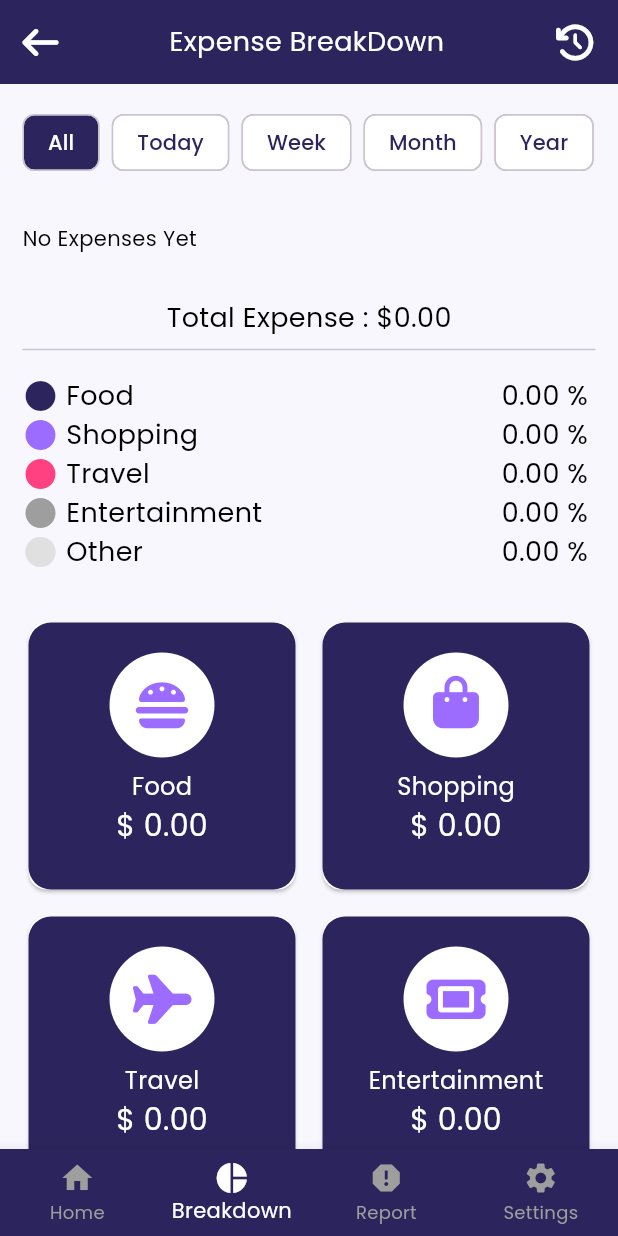
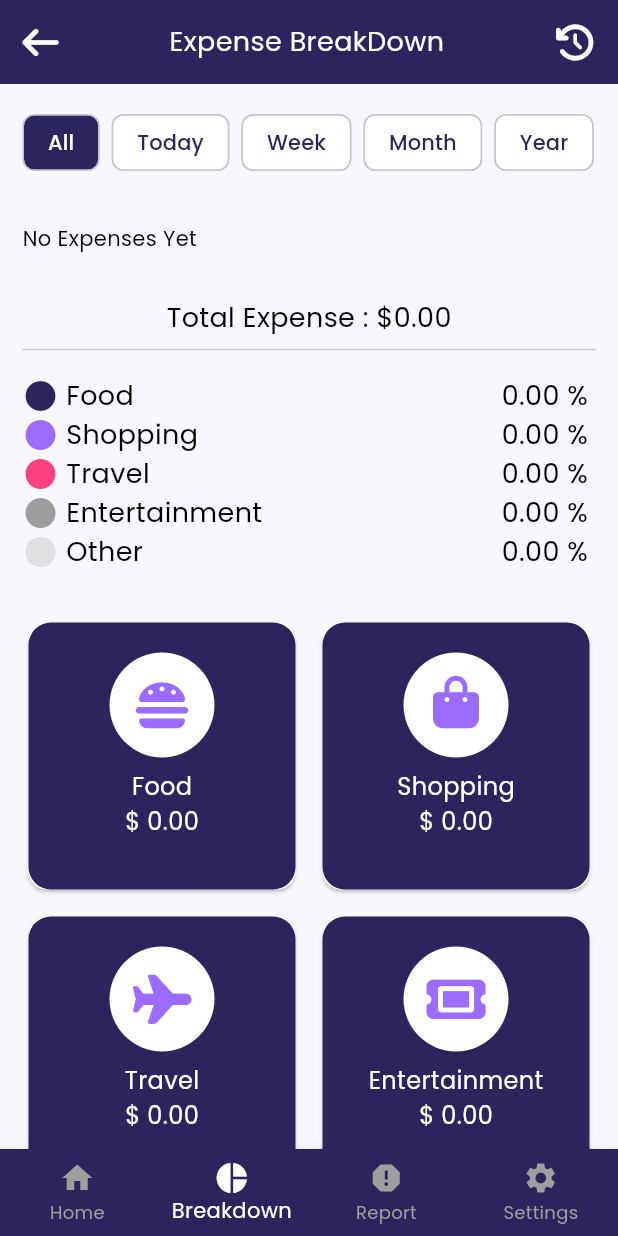
Before and after one commit to Saad-Qadeer007/expense_tracker_latest_version, a Flutter app: the screen it shows after launch, item 2 of the bottom bar chosen, on a phone screen of 412 x 824 dp. Run offline on Flutter 3.47's test engine with Material 3 defaults, Android fonts, the phone set to English and light mode, and no system bars; our stand-ins replace fl_chart, flutter_animate, font_awesome_flutter, google_fonts, shared_preferences.

Commit message:
day 10 : Final Space Adjustment After Application Tested On The Physical Device

```diff
--- a/lib/Screens/Home_Screen.dart
+++ b/lib/Screens/Home_Screen.dart
@@ -305,6 +305,7 @@ class _HomeScreenState extends State<HomeScreen> {
                                           horizontal: 0,
                                         ),
                                         child: Container(
+                                          height: 150,
                                           padding: const EdgeInsets.all(10),
                                           child: Center(
                                             child: Text(
--- a/lib/Widgets/BreakDown_Chips_By_Catagory.dart
+++ b/lib/Widgets/BreakDown_Chips_By_Catagory.dart
@@ -104,7 +104,7 @@ class _BreakdownChipsByCatagoryState extends State<BreakdownChipsByCatagory> {
                                 "entertainment"
                           ? "\$ ${provider.Entertainment.toStringAsFixed(2)}"
                           : "\$ ${provider.Other.toStringAsFixed(2)}",
-                      style: TextStyle(color: Colors.white, fontSize: 20),
+                      style: TextStyle(color: Colors.white, fontSize: 16),
                     ),
                   ],
                 ),
```
